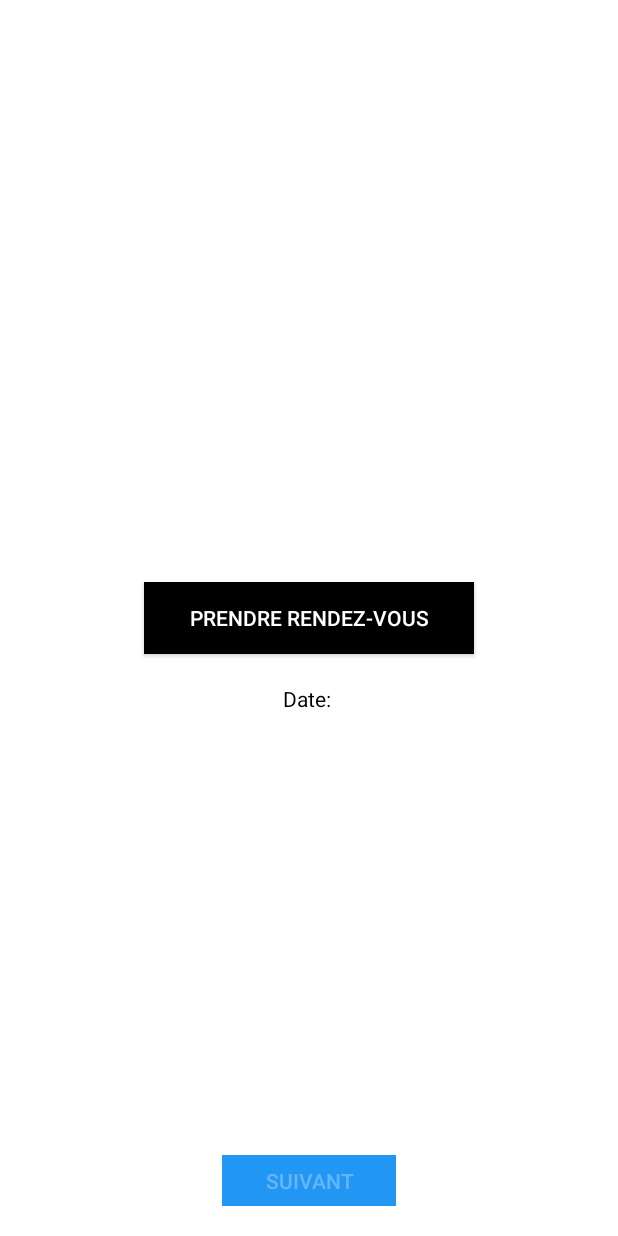
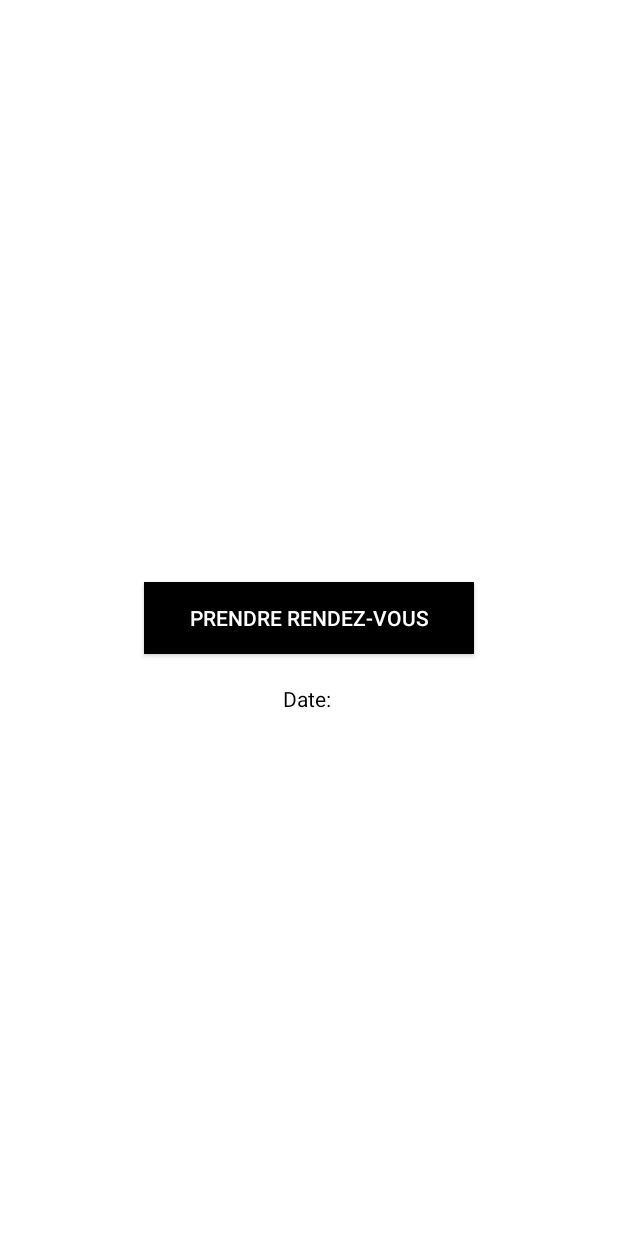
Before and after one commit to BadreddineZatout/AskDoc_MobileApp, an Android app: the HomeActivity screen opened directly, with no data from a screen before it, on a phone screen of 412 x 824 dp. Run offline under Robolectric (Android 15) with nearby library versions, the phone set to English and light mode, and no system bars; Roboto replaces fonts that are not available here.

Commit message:
visible suivant

```diff
--- a/app/src/main/java/com/example/askdoc/HomeActivity.kt
+++ b/app/src/main/java/com/example/askdoc/HomeActivity.kt
@@ -3,7 +3,9 @@ package com.example.askdoc
 import android.app.DatePickerDialog
 import androidx.appcompat.app.AppCompatActivity
 import android.os.Bundle
+import android.view.View
 import android.widget.DatePicker
+import androidx.core.view.isVisible
 import kotlinx.android.synthetic.main.activity_home.*
 import java.util.*
 
@@ -20,7 +22,7 @@ class HomeActivity : AppCompatActivity() {
         bookingButton.setOnClickListener{
             val dpd = DatePickerDialog(this,DatePickerDialog.OnDateSetListener { view, mYear, mMonth, mDay ->
                 dateView.setText(""+mDay+"/"+ (mMonth.toInt()+1)+"/"+mYear)
-                hourButton.isEnabled=true
+                hourButton.visibility= View.VISIBLE
             },year,month,day)
             dpd.show()
         }
--- a/app/src/main/res/layout/activity_home.xml
+++ b/app/src/main/res/layout/activity_home.xml
@@ -32,7 +32,7 @@
 
     <Button
         android:id="@+id/hourButton"
-        android:enabled="false"
+        android:visibility="invisible"
         android:layout_width="116dp"
         android:layout_height="34dp"
         android:layout_marginBottom="20dp"
```
